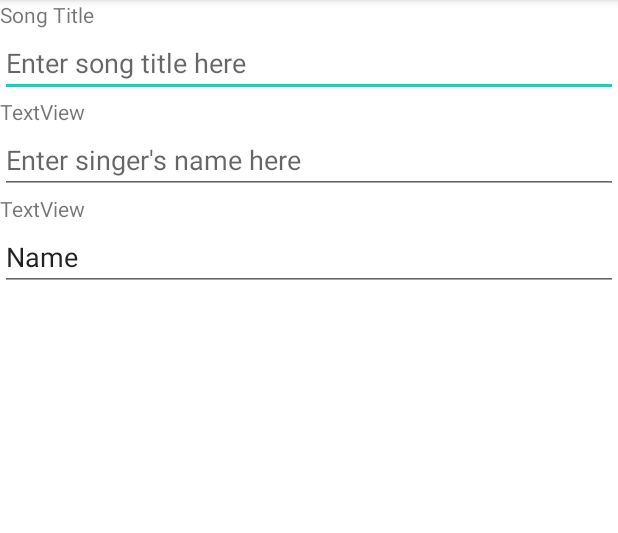
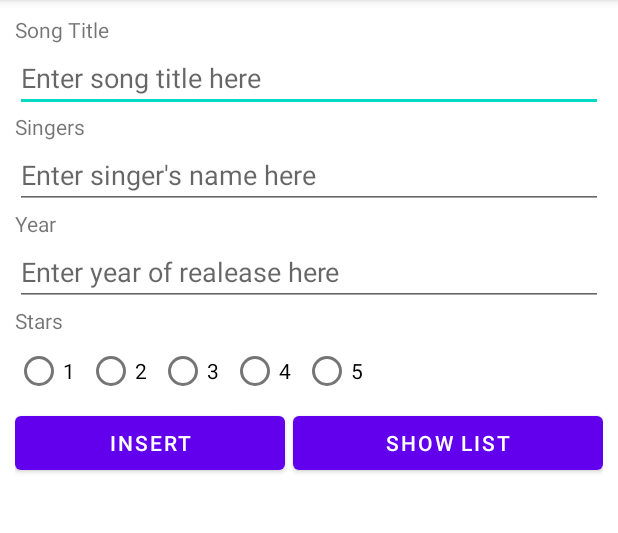
Before and after one commit to NixWM/P04ProblemStatement, an Android app: the screen it shows after launch (MainActivity), on a phone screen of 412 x 824 dp, the part 84-617 px from its top. Run offline under Robolectric (Android 15) with nearby library versions, the phone set to English and light mode, and no system bars.

Commit message:
Added Song class

```diff
--- a/app/src/main/java/sg/edu/ro/c346/id16046530/p04problemstatement/MainActivity.java
+++ b/app/src/main/java/sg/edu/ro/c346/id16046530/p04problemstatement/MainActivity.java
@@ -2,13 +2,40 @@ package sg.edu.ro.c346.id16046530.p04problemstatement;
 
 import androidx.appcompat.app.AppCompatActivity;
 
+import android.content.Intent;
 import android.os.Bundle;
+import android.view.View;
+import android.widget.Button;
+import android.widget.EditText;
+import android.widget.RadioButton;
 
 public class MainActivity extends AppCompatActivity {
+
+    EditText etTitle, etSingers, etYear;
+    Button btnInsert, btnShowList;
+
 
     @Override
     protected void onCreate(Bundle savedInstanceState) {
         super.onCreate(savedInstanceState);
         setContentView(R.layout.activity_main);
+
+        etTitle = findViewById(R.id.etSongTitle);
+        etSingers = findViewById(R.id.etSingers);
+        etYear = findViewById(R.id.etYear);
+        btnInsert = findViewById(R.id.btnInsert);
+        btnShowList = findViewById(R.id.btnShowList);
+
+
+        btnInsert.setOnClickListener(new View.OnClickListener() {
+            @Override
+            public void onClick(View arg0) {
+                // Create the DBHelper object, passing in the activity's Context
+
+                Intent intent = new Intent(MainActivity.this, SecondActivity.class);
+                intent.putExtra("Test", "DONE");
+                startActivity(intent);
+            }
+        });
     }
 }
--- /dev/null
+++ b/app/src/main/java/sg/edu/ro/c346/id16046530/p04problemstatement/Song.java
@@ -0,0 +1,59 @@
+package sg.edu.ro.c346.id16046530.p04problemstatement;
+
+import java.io.Serializable;
+
+public class Song implements Serializable {
+    private int id;
+    private String title;
+    private String singers;
+    private int year;
+    private int stars;
+
+    public Song(int id, String title, String singers, int year, int stars) {
+        this.id = id;
+        this.title = title;
+        this.singers = singers;
+        this.year = year;
+        this.stars = stars;
+    }
+
+    public int getId() {
+        return id;
+    }
+
+    public void setId(int id) {
+        this.id = id;
+    }
+
+    public String getTitle() {
+        return title;
+    }
+
+    public void setTitle(String title) {
+        this.title = title;
+    }
+
+    public String getSingers() {
+        return singers;
+    }
+
+    public void setSingers(String singers) {
+        this.singers = singers;
+    }
+
+    public int getYear() {
+        return year;
+    }
+
+    public void setYear(int year) {
+        this.year = year;
+    }
+
+    public int getStars() {
+        return stars;
+    }
+
+    public void setStars(int stars) {
+        this.stars = stars;
+    }
+}
--- a/app/src/main/res/layout/activity_main.xml
+++ b/app/src/main/res/layout/activity_main.xml
@@ -5,6 +5,7 @@
     android:layout_width="match_parent"
     android:layout_height="match_parent"
     android:orientation="vertical"
+    android:padding="10dp"
     tools:context=".MainActivity">
 
     <TextView
@@ -23,35 +24,102 @@
         android:layout_height="wrap_content"
         android:autofillHints=""
         android:ems="10"
-        android:hint="Enter song title here"
+        android:hint="@string/enter_song_title_here"
         android:inputType="textPersonName" />
 
     <TextView
         android:id="@+id/tvSingerPH"
         android:layout_width="match_parent"
         android:layout_height="wrap_content"
-        android:text="TextView" />
+        android:text="@string/singers" />
 
     <EditText
         android:id="@+id/etSingers"
         android:layout_width="match_parent"
         android:layout_height="wrap_content"
+        android:autofillHints=""
         android:ems="10"
-        android:hint="Enter singer's name here"
+        android:hint="@string/enter_singer_s_name_here"
         android:inputType="textPersonName" />
 
     <TextView
-        android:id="@+id/textView2"
+        android:id="@+id/tvYearPH"
         android:layout_width="match_parent"
         android:layout_height="wrap_content"
-        android:text="TextView" />
+        android:text="@string/year" />
 
     <EditText
-        android:id="@+id/editTextTextPersonName3"
+        android:id="@+id/etYear"
         android:layout_width="match_parent"
         android:layout_height="wrap_content"
+        android:autofillHints=""
         android:ems="10"
-        android:inputType="textPersonName"
-        android:text="Name" />
+        android:hint="@string/enter_year_of_realease_here"
+        android:inputType="textPersonName" />
+
+    <TextView
+        android:id="@+id/tvStarPH"
+        android:layout_width="match_parent"
+        android:layout_height="wrap_content"
+        android:text="@string/stars" />
+
+    <RadioGroup
+        android:layout_width="wrap_content"
+        android:layout_height="wrap_content"
+        android:orientation="horizontal">
+
+        <RadioButton
+            android:id="@+id/btnStar1"
+            android:layout_width="match_parent"
+            android:layout_height="wrap_content"
+            android:text="@string/_1" />
+
+        <RadioButton
+            android:id="@+id/btnStar2"
+            android:layout_width="match_parent"
+            android:layout_height="wrap_content"
+            android:text="@string/_2" />
+
+        <RadioButton
+            android:id="@+id/btnStar3"
+            android:layout_width="match_parent"
+            android:layout_height="wrap_content"
+            android:text="@string/_3" />
+
+        <RadioButton
+            android:id="@+id/btnStar4"
+            android:layout_width="match_parent"
+            android:layout_height="wrap_content"
+            android:text="@string/_4" />
+
+        <RadioButton
+            android:id="@+id/btnStar5"
+            android:layout_width="match_parent"
+            android:layout_height="wrap_content"
+            android:layout_weight="1"
+            android:text="@string/_5" />
+    </RadioGroup>
+
+    <LinearLayout
+        android:layout_width="match_parent"
+        android:layout_height="wrap_content"
+        android:orientation="horizontal">
+
+        <Button
+            android:id="@+id/btnInsert"
+            android:layout_width="wrap_content"
+            android:layout_height="wrap_content"
+            android:layout_marginEnd="5dp"
+            android:layout_marginRight="5dp"
+            android:layout_weight="1"
+            android:text="@string/insert" />
+
+        <Button
+            android:id="@+id/btnShowList"
+            android:layout_width="wrap_content"
+            android:layout_height="wrap_content"
+            android:layout_weight="1"
+            android:text="@string/show_list" />
+    </LinearLayout>
 
 </LinearLayout>
--- a/app/src/main/res/values/strings.xml
+++ b/app/src/main/res/values/strings.xml
@@ -1,4 +1,17 @@
 <resources>
     <string name="app_name">P04ProblemStatement</string>
     <string name="song_title">Song Title</string>
+    <string name="enter_song_title_here">Enter song title here</string>
+    <string name="singers">Singers</string>
+    <string name="enter_singer_s_name_here">Enter singer\'s name here</string>
+    <string name="year">Year</string>
+    <string name="enter_year_of_realease_here">Enter year of realease here</string>
+    <string name="stars">Stars</string>
+    <string name="_1">1</string>
+    <string name="_2">2</string>
+    <string name="_3">3</string>
+    <string name="_4">4</string>
+    <string name="insert">INSERT</string>
+    <string name="show_list">SHOW LIST</string>
+    <string name="_5">5</string>
 </resources>
```
